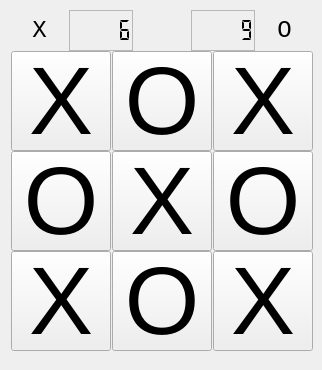
prlnd/tic-tac-toe, file tic-tac-toe/mainwindow.ui: the form before one commit.
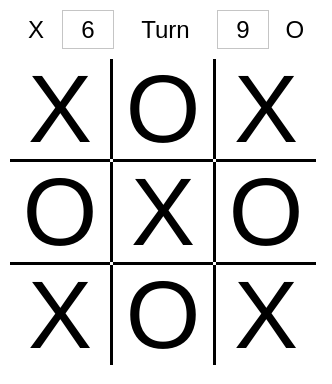
The form after the commit.

Patch:
```diff
--- a/tic-tac-toe/mainwindow.ui
+++ b/tic-tac-toe/mainwindow.ui
@@ -6,8 +6,8 @@
    <rect>
     <x>0</x>
     <y>0</y>
-    <width>322</width>
-    <height>370</height>
+    <width>332</width>
+    <height>384</height>
    </rect>
   </property>
   <property name="minimumSize">
@@ -16,6 +16,448 @@
     <height>0</height>
    </size>
   </property>
+  <property name="palette">
+   <palette>
+    <active>
+     <colorrole role="WindowText">
+      <brush brushstyle="SolidPattern">
+       <color alpha="255">
+        <red>0</red>
+        <green>0</green>
+        <blue>0</blue>
+       </color>
+      </brush>
+     </colorrole>
+     <colorrole role="Button">
+      <brush brushstyle="SolidPattern">
+       <color alpha="255">
+        <red>255</red>
+        <green>255</green>
+        <blue>255</blue>
+       </color>
+      </brush>
+     </colorrole>
+     <colorrole role="Light">
+      <brush brushstyle="SolidPattern">
+       <color alpha="255">
+        <red>255</red>
+        <green>255</green>
+        <blue>255</blue>
+       </color>
+      </brush>
+     </colorrole>
+     <colorrole role="Midlight">
+      <brush brushstyle="SolidPattern">
+       <color alpha="255">
+        <red>255</red>
+        <green>255</green>
+        <blue>255</blue>
+       </color>
+      </brush>
+     </colorrole>
+     <colorrole role="Dark">
+      <brush brushstyle="SolidPattern">
+       <color alpha="255">
+        <red>127</red>
+        <green>127</green>
+        <blue>127</blue>
+       </color>
+      </brush>
+     </colorrole>
+     <colorrole role="Mid">
+      <brush brushstyle="SolidPattern">
+       <color alpha="255">
+        <red>170</red>
+        <green>170</green>
+        <blue>170</blue>
+       </color>
+      </brush>
+     </colorrole>
+     <colorrole role="Text">
+      <brush brushstyle="SolidPattern">
+       <color alpha="255">
+        <red>0</red>
+        <green>0</green>
+        <blue>0</blue>
+       </color>
+      </brush>
+     </colorrole>
+     <colorrole role="BrightText">
+      <brush brushstyle="SolidPattern">
+       <color alpha="255">
+        <red>255</red>
+        <green>255</green>
+        <blue>255</blue>
+       </color>
+      </brush>
+     </colorrole>
+     <colorrole role="ButtonText">
+      <brush brushstyle="SolidPattern">
+       <color alpha="255">
+        <red>0</red>
+        <green>0</green>
+        <blue>0</blue>
+       </color>
+      </brush>
+     </colorrole>
+     <colorrole role="Base">
+      <brush brushstyle="SolidPattern">
+       <color alpha="255">
+        <red>255</red>
+        <green>255</green>
+        <blue>255</blue>
+       </color>
+      </brush>
+     </colorrole>
+     <colorrole role="Window">
+      <brush brushstyle="SolidPattern">
+       <color alpha="255">
+        <red>255</red>
+        <green>255</green>
+        <blue>255</blue>
+       </color>
+      </brush>
+     </colorrole>
+     <colorrole role="Shadow">
+      <brush brushstyle="SolidPattern">
+       <color alpha="255">
+        <red>0</red>
+        <green>0</green>
+        <blue>0</blue>
+       </color>
+      </brush>
+     </colorrole>
+     <colorrole role="AlternateBase">
+      <brush brushstyle="SolidPattern">
+       <color alpha="255">
+        <red>255</red>
+        <green>255</green>
+        <blue>255</blue>
+       </color>
+      </brush>
+     </colorrole>
+     <colorrole role="ToolTipBase">
+      <brush brushstyle="SolidPattern">
+       <color alpha="255">
+        <red>255</red>
+        <green>255</green>
+        <blue>220</blue>
+       </color>
+      </brush>
+     </colorrole>
+     <colorrole role="ToolTipText">
+      <brush brushstyle="SolidPattern">
+       <color alpha="255">
+        <red>0</red>
+        <green>0</green>
+        <blue>0</blue>
+       </color>
+      </brush>
+     </colorrole>
+     <colorrole role="PlaceholderText">
+      <brush brushstyle="SolidPattern">
+       <color alpha="128">
+        <red>0</red>
+        <green>0</green>
+        <blue>0</blue>
+       </color>
+      </brush>
+     </colorrole>
+    </active>
+    <inactive>
+     <colorrole role="WindowText">
+      <brush brushstyle="SolidPattern">
+       <color alpha="255">
+        <red>0</red>
+        <green>0</green>
+        <blue>0</blue>
+       </color>
+      </brush>
+     </colorrole>
+     <colorrole role="Button">
+      <brush brushstyle="SolidPattern">
+       <color alpha="255">
+        <red>255</red>
+        <green>255</green>
+        <blue>255</blue>
+       </color>
+      </brush>
+     </colorrole>
+     <colorrole role="Light">
+      <brush brushstyle="SolidPattern">
+       <color alpha="255">
+        <red>255</red>
+        <green>255</green>
+        <blue>255</blue>
+       </color>
+      </brush>
+     </colorrole>
+     <colorrole role="Midlight">
+      <brush brushstyle="SolidPattern">
+       <color alpha="255">
+        <red>255</red>
+        <green>255</green>
+        <blue>255</blue>
+       </color>
+      </brush>
+     </colorrole>
+     <colorrole role="Dark">
+      <brush brushstyle="SolidPattern">
+       <color alpha="255">
+        <red>127</red>
+        <green>127</green>
+        <blue>127</blue>
+       </color>
+      </brush>
+     </colorrole>
+     <colorrole role="Mid">
+      <brush brushstyle="SolidPattern">
+       <color alpha="255">
+        <red>170</red>
+        <green>170</green>
+        <blue>170</blue>
+       </color>
+      </brush>
+     </colorrole>
+     <colorrole role="Text">
+      <brush brushstyle="SolidPattern">
+       <color alpha="255">
+        <red>0</red>
+        <green>0</green>
+        <blue>0</blue>
+       </color>
+      </brush>
+     </colorrole>
+     <colorrole role="BrightText">
+      <brush brushstyle="SolidPattern">
+       <color alpha="255">
+        <red>255</red>
+        <green>255</green>
+        <blue>255</blue>
+       </color>
+      </brush>
+     </colorrole>
+     <colorrole role="ButtonText">
+      <brush brushstyle="SolidPattern">
+       <color alpha="255">
+        <red>0</red>
+        <green>0</green>
+        <blue>0</blue>
+       </color>
+      </brush>
+     </colorrole>
+     <colorrole role="Base">
+      <brush brushstyle="SolidPattern">
+       <color alpha="255">
+        <red>255</red>
+        <green>255</green>
+        <blue>255</blue>
+       </color>
+      </brush>
+     </colorrole>
+     <colorrole role="Window">
+      <brush brushstyle="SolidPattern">
+       <color alpha="255">
+        <red>255</red>
+        <green>255</green>
+        <blue>255</blue>
+       </color>
+      </brush>
+     </colorrole>
+     <colorrole role="Shadow">
+      <brush brushstyle="SolidPattern">
+       <color alpha="255">
+        <red>0</red>
+        <green>0</green>
+        <blue>0</blue>
+       </color>
+      </brush>
+     </colorrole>
+     <colorrole role="AlternateBase">
+      <brush brushstyle="SolidPattern">
+       <color alpha="255">
+        <red>255</red>
+        <green>255</green>
+        <blue>255</blue>
+       </color>
+      </brush>
+     </colorrole>
+     <colorrole role="ToolTipBase">
+      <brush brushstyle="SolidPattern">
+       <color alpha="255">
+        <red>255</red>
+        <green>255</green>
+        <blue>220</blue>
+       </color>
+      </brush>
+     </colorrole>
+     <colorrole role="ToolTipText">
+      <brush brushstyle="SolidPattern">
+       <color alpha="255">
+        <red>0</red>
+        <green>0</green>
+        <blue>0</blue>
+       </color>
+      </brush>
+     </colorrole>
+     <colorrole role="PlaceholderText">
+      <brush brushstyle="SolidPattern">
+       <color alpha="128">
+        <red>0</red>
+        <green>0</green>
+        <blue>0</blue>
+       </color>
+      </brush>
+     </colorrole>
+    </inactive>
+    <disabled>
+     <colorrole role="WindowText">
+      <brush brushstyle="SolidPattern">
+       <color alpha="255">
+        <red>127</red>
+        <green>127</green>
+        <blue>127</blue>
+       </color>
+      </brush>
+     </colorrole>
+     <colorrole role="Button">
+      <brush brushstyle="SolidPattern">
+       <color alpha="255">
+        <red>255</red>
+        <green>255</green>
+        <blue>255</blue>
+       </color>
+      </brush>
+     </colorrole>
+     <colorrole role="Light">
+      <brush brushstyle="SolidPattern">
+       <color alpha="255">
+        <red>255</red>
+        <green>255</green>
+        <blue>255</blue>
+       </color>
+      </brush>
+     </colorrole>
+     <colorrole role="Midlight">
+      <brush brushstyle="SolidPattern">
+       <color alpha="255">
+        <red>255</red>
+        <green>255</green>
+        <blue>255</blue>
+       </color>
+      </brush>
+     </colorrole>
+     <colorrole role="Dark">
+      <brush brushstyle="SolidPattern">
+       <color alpha="255">
+        <red>127</red>
+        <green>127</green>
+        <blue>127</blue>
+       </color>
+      </brush>
+     </colorrole>
+     <colorrole role="Mid">
+      <brush brushstyle="SolidPattern">
+       <color alpha="255">
+        <red>170</red>
+        <green>170</green>
+        <blue>170</blue>
+       </color>
+      </brush>
+     </colorrole>
+     <colorrole role="Text">
+      <brush brushstyle="SolidPattern">
+       <color alpha="255">
+        <red>127</red>
+        <green>127</green>
+        <blue>127</blue>
+       </color>
+      </brush>
+     </colorrole>
+     <colorrole role="BrightText">
+      <brush brushstyle="SolidPattern">
+       <color alpha="255">
+        <red>255</red>
+        <green>255</green>
+        <blue>255</blue>
+       </color>
+      </brush>
+     </colorrole>
+     <colorrole role="ButtonText">
+      <brush brushstyle="SolidPattern">
+       <color alpha="255">
+        <red>127</red>
+        <green>127</green>
+        <blue>127</blue>
+       </color>
+      </brush>
+     </colorrole>
+     <colorrole role="Base">
+      <brush brushstyle="SolidPattern">
+       <color alpha="255">
+        <red>255</red>
+        <green>255</green>
+        <blue>255</blue>
+       </color>
+      </brush>
+     </colorrole>
+     <colorrole role="Window">
+      <brush brushstyle="SolidPattern">
+       <color alpha="255">
+        <red>255</red>
+        <green>255</green>
+        <blue>255</blue>
+       </color>
+      </brush>
+     </colorrole>
+     <colorrole role="Shadow">
+      <brush brushstyle="SolidPattern">
+       <color alpha="255">
+        <red>0</red>
+        <green>0</green>
+        <blue>0</blue>
+       </color>
+      </brush>
+     </colorrole>
+     <colorrole role="AlternateBase">
+      <brush brushstyle="SolidPattern">
+       <color alpha="255">
+        <red>255</red>
+        <green>255</green>
+        <blue>255</blue>
+       </color>
+      </brush>
+     </colorrole>
+     <colorrole role="ToolTipBase">
+      <brush brushstyle="SolidPattern">
+       <color alpha="255">
+        <red>255</red>
+        <green>255</green>
+        <blue>220</blue>
+       </color>
+      </brush>
+     </colorrole>
+     <colorrole role="ToolTipText">
+      <brush brushstyle="SolidPattern">
+       <color alpha="255">
+        <red>0</red>
+        <green>0</green>
+        <blue>0</blue>
+       </color>
+      </brush>
+     </colorrole>
+     <colorrole role="PlaceholderText">
+      <brush brushstyle="SolidPattern">
+       <color alpha="128">
+        <red>0</red>
+        <green>0</green>
+        <blue>0</blue>
+       </color>
+      </brush>
+     </colorrole>
+    </disabled>
+   </palette>
+  </property>
   <property name="windowTitle">
    <string>MainWindow</string>
   </property>
@@ -28,88 +470,133 @@
      <rect>
       <x>10</x>
       <y>10</y>
-      <width>304</width>
-      <height>341</height>
+      <width>311</width>
+      <height>355</height>
      </rect>
     </property>
     <layout class="QVBoxLayout" name="verticalLayout">
      <property name="spacing">
-      <number>0</number>
+      <number>10</number>
      </property>
      <item>
       <layout class="QHBoxLayout" name="horizontalLayout_3">
+       <property name="spacing">
+        <number>0</number>
+       </property>
+       <property name="sizeConstraint">
+        <enum>QLayout::SetDefaultConstraint</enum>
+       </property>
        <item>
-        <widget class="QLabel" name="labelX">
-         <property name="font">
-          <font>
-           <family>Courier New</family>
-           <pointsize>18</pointsize>
-           <weight>50</weight>
-           <bold>false</bold>
-           <kerning>true</kerning>
-          </font>
-         </property>
-         <property name="text">
-          <string>X</string>
-         </property>
-         <property name="alignment">
-          <set>Qt::AlignCenter</set>
-         </property>
-        </widget>
+        <layout class="QHBoxLayout" name="horizontalLayout_2">
+         <item>
+          <widget class="QLabel" name="labelX">
+           <property name="font">
+            <font>
+             <family>MS Shell Dlg 2</family>
+             <pointsize>18</pointsize>
+             <weight>50</weight>
+             <bold>false</bold>
+             <kerning>true</kerning>
+            </font>
+           </property>
+           <property name="frameShape">
+            <enum>QFrame::NoFrame</enum>
+           </property>
+           <property name="text">
+            <string>X</string>
+           </property>
+           <property name="alignment">
+            <set>Qt::AlignCenter</set>
+           </property>
+          </widget>
+         </item>
+         <item>
+          <widget class="QLabel" name="labelScoreX">
+           <property name="font">
+            <font>
+             <family>MS Shell Dlg 2</family>
+             <pointsize>18</pointsize>
+             <weight>50</weight>
+             <bold>false</bold>
+             <kerning>true</kerning>
+            </font>
+           </property>
+           <property name="frameShape">
+            <enum>QFrame::StyledPanel</enum>
+           </property>
+           <property name="text">
+            <string>6</string>
+           </property>
+           <property name="alignment">
+            <set>Qt::AlignCenter</set>
+           </property>
+          </widget>
+         </item>
+        </layout>
        </item>
        <item>
-        <widget class="QLCDNumber" name="lcdScoreX">
-         <property name="frameShape">
-          <enum>QFrame::StyledPanel</enum>
-         </property>
-         <property name="frameShadow">
-          <enum>QFrame::Plain</enum>
-         </property>
-         <property name="segmentStyle">
-          <enum>QLCDNumber::Flat</enum>
-         </property>
-         <property name="intValue" stdset="0">
-          <number>6</number>
-         </property>
-        </widget>
+        <layout class="QHBoxLayout" name="horizontalLayout">
+         <item>
+          <widget class="QLabel" name="labelTurn">
+           <property name="font">
+            <font>
+             <pointsize>18</pointsize>
+            </font>
+           </property>
+           <property name="text">
+            <string>Turn</string>
+           </property>
+           <property name="alignment">
+            <set>Qt::AlignCenter</set>
+           </property>
+          </widget>
+         </item>
+        </layout>
        </item>
        <item>
-        <widget class="QWidget" name="widget" native="true"/>
-       </item>
-       <item>
-        <widget class="QLCDNumber" name="lcdScoreO">
-         <property name="frameShape">
-          <enum>QFrame::StyledPanel</enum>
-         </property>
-         <property name="frameShadow">
-          <enum>QFrame::Plain</enum>
-         </property>
-         <property name="segmentStyle">
-          <enum>QLCDNumber::Flat</enum>
-         </property>
-         <property name="intValue" stdset="0">
-          <number>9</number>
-         </property>
-        </widget>
-       </item>
-       <item>
-        <widget class="QLabel" name="labelO">
-         <property name="font">
-          <font>
-           <family>Courier New</family>
-           <pointsize>18</pointsize>
-           <weight>50</weight>
-           <bold>false</bold>
-           <kerning>true</kerning>
-          </font>
-         </property>
-         <property name="text">
-          <string>O</string>
-         </property>
-         <property name="alignment">
-          <set>Qt::AlignCenter</set>
-         </property>
-        </widget>
+        <layout class="QHBoxLayout" name="horizontalLayout_4">
+         <item>
+          <widget class="QLabel" name="labelScoreO">
+           <property name="font">
+            <font>
+             <family>MS Shell Dlg 2</family>
+             <pointsize>18</pointsize>
+             <weight>50</weight>
+             <bold>false</bold>
+             <kerning>true</kerning>
+            </font>
+           </property>
+           <property name="frameShape">
+            <enum>QFrame::StyledPanel</enum>
+           </property>
+           <property name="text">
+            <string>9</string>
+           </property>
+           <property name="alignment">
+            <set>Qt::AlignCenter</set>
+           </property>
+          </widget>
+         </item>
+         <item>
+          <widget class="QLabel" name="labelO">
+           <property name="font">
+            <font>
+             <family>MS Shell Dlg 2</family>
+             <pointsize>18</pointsize>
+             <weight>50</weight>
+             <bold>false</bold>
+             <kerning>true</kerning>
+            </font>
+           </property>
+           <property name="text">
+            <string>O</string>
+           </property>
+           <property name="alignment">
+            <set>Qt::AlignCenter</set>
+           </property>
+          </widget>
+         </item>
+        </layout>
        </item>
       </layout>
      </item>
@@ -121,37 +608,46 @@
        <property name="spacing">
         <number>0</number>
        </property>
-       <item row="3" column="0">
-        <widget class="QPushButton" name="pushButton_1_0">
-         <property name="sizePolicy">
-          <sizepolicy hsizetype="Fixed" vsizetype="Fixed">
-           <horstretch>0</horstretch>
-           <verstretch>0</verstretch>
-          </sizepolicy>
+       <item row="6" column="3">
+        <widget class="Line" name="line_4">
+         <property name="frameShadow">
+          <enum>QFrame::Plain</enum>
          </property>
-         <property name="minimumSize">
-          <size>
-           <width>100</width>
-           <height>100</height>
-          </size>
+         <property name="lineWidth">
+          <number>3</number>
          </property>
-         <property name="maximumSize">
-          <size>
-           <width>100</width>
-           <height>100</height>
-          </size>
+         <property name="orientation">
+          <enum>Qt::Vertical</enum>
          </property>
-         <property name="font">
-          <font>
-           <pointsize>72</pointsize>
-          </font>
+        </widget>
+       </item>
+       <item row="4" column="3">
+        <widget class="Line" name="line_5">
+         <property name="frameShadow">
+          <enum>QFrame::Plain</enum>
          </property>
-         <property name="text">
-          <string>O</string>
+         <property name="lineWidth">
+          <number>3</number>
+         </property>
+         <property name="orientation">
+          <enum>Qt::Vertical</enum>
          </property>
         </widget>
        </item>
        <item row="3" column="2">
+        <widget class="Line" name="line_8">
+         <property name="frameShadow">
+          <enum>QFrame::Plain</enum>
+         </property>
+         <property name="lineWidth">
+          <number>3</number>
+         </property>
+         <property name="orientation">
+          <enum>Qt::Horizontal</enum>
+         </property>
+        </widget>
+       </item>
+       <item row="4" column="6">
         <widget class="QPushButton" name="pushButton_1_2">
          <property name="sizePolicy">
           <sizepolicy hsizetype="Fixed" vsizetype="Fixed">
@@ -179,10 +675,98 @@
          <property name="text">
           <string>O</string>
          </property>
+         <property name="flat">
+          <bool>true</bool>
+         </property>
         </widget>
        </item>
        <item row="2" column="2">
-        <widget class="QPushButton" name="pushButton_0_2">
+        <widget class="QPushButton" name="pushButton_0_1">
+         <property name="sizePolicy">
+          <sizepolicy hsizetype="Fixed" vsizetype="Fixed">
+           <horstretch>0</horstretch>
+           <verstretch>0</verstretch>
+          </sizepolicy>
+         </property>
+         <property name="minimumSize">
+          <size>
+           <width>100</width>
+           <height>100</height>
+          </size>
+         </property>
+         <property name="maximumSize">
+          <size>
+           <width>100</width>
+           <height>100</height>
+          </size>
+         </property>
+         <property name="font">
+          <font>
+           <pointsize>72</pointsize>
+          </font>
+         </property>
+         <property name="text">
+          <string>O</string>
+         </property>
+         <property name="flat">
+          <bool>true</bool>
+         </property>
+        </widget>
+       </item>
+       <item row="4" column="0">
+        <widget class="QPushButton" name="pushButton_1_0">
+         <property name="sizePolicy">
+          <sizepolicy hsizetype="Fixed" vsizetype="Fixed">
+           <horstretch>0</horstretch>
+           <verstretch>0</verstretch>
+          </sizepolicy>
+         </property>
+         <property name="minimumSize">
+          <size>
+           <width>100</width>
+           <height>100</height>
+          </size>
+         </property>
+         <property name="maximumSize">
+          <size>
+           <width>100</width>
+           <height>100</height>
+          </size>
+         </property>
+         <property name="font">
+          <font>
+           <pointsize>72</pointsize>
+          </font>
+         </property>
+         <property name="layoutDirection">
+          <enum>Qt::LeftToRight</enum>
+         </property>
+         <property name="autoFillBackground">
+          <bool>false</bool>
+         </property>
+         <property name="text">
+          <string>O</string>
+         </property>
+         <property name="flat">
+          <bool>true</bool>
+         </property>
+        </widget>
+       </item>
+       <item row="6" column="1">
+        <widget class="Line" name="line_3">
+         <property name="frameShadow">
+          <enum>QFrame::Plain</enum>
+         </property>
+         <property name="lineWidth">
+          <number>3</number>
+         </property>
+         <property name="orientation">
+          <enum>Qt::Vertical</enum>
+         </property>
+        </widget>
+       </item>
+       <item row="6" column="6">
+        <widget class="QPushButton" name="pushButton_2_2">
          <property name="sizePolicy">
           <sizepolicy hsizetype="Fixed" vsizetype="Fixed">
            <horstretch>0</horstretch>
@@ -208,6 +792,74 @@
          </property>
          <property name="text">
           <string>X</string>
+         </property>
+         <property name="flat">
+          <bool>true</bool>
+         </property>
+        </widget>
+       </item>
+       <item row="2" column="3">
+        <widget class="Line" name="line_6">
+         <property name="frameShadow">
+          <enum>QFrame::Plain</enum>
+         </property>
+         <property name="lineWidth">
+          <number>3</number>
+         </property>
+         <property name="orientation">
+          <enum>Qt::Vertical</enum>
+         </property>
+        </widget>
+       </item>
+       <item row="5" column="0">
+        <widget class="Line" name="line_10">
+         <property name="frameShadow">
+          <enum>QFrame::Plain</enum>
+         </property>
+         <property name="lineWidth">
+          <number>3</number>
+         </property>
+         <property name="orientation">
+          <enum>Qt::Horizontal</enum>
+         </property>
+        </widget>
+       </item>
+       <item row="2" column="1">
+        <widget class="Line" name="line">
+         <property name="frameShadow">
+          <enum>QFrame::Plain</enum>
+         </property>
+         <property name="lineWidth">
+          <number>3</number>
+         </property>
+         <property name="orientation">
+          <enum>Qt::Vertical</enum>
+         </property>
+        </widget>
+       </item>
+       <item row="5" column="6">
+        <widget class="Line" name="line_12">
+         <property name="frameShadow">
+          <enum>QFrame::Plain</enum>
+         </property>
+         <property name="lineWidth">
+          <number>3</number>
+         </property>
+         <property name="orientation">
+          <enum>Qt::Horizontal</enum>
+         </property>
+        </widget>
+       </item>
+       <item row="3" column="6">
+        <widget class="Line" name="line_9">
+         <property name="frameShadow">
+          <enum>QFrame::Plain</enum>
+         </property>
+         <property name="lineWidth">
+          <number>4</number>
+         </property>
+         <property name="orientation">
+          <enum>Qt::Horizontal</enum>
          </property>
         </widget>
        </item>
@@ -239,69 +891,15 @@
          <property name="text">
           <string>X</string>
          </property>
-        </widget>
-       </item>
-       <item row="3" column="1">
-        <widget class="QPushButton" name="pushButton_1_1">
-         <property name="sizePolicy">
-          <sizepolicy hsizetype="Fixed" vsizetype="Fixed">
-           <horstretch>0</horstretch>
-           <verstretch>0</verstretch>
-          </sizepolicy>
+         <property name="checkable">
+          <bool>false</bool>
          </property>
-         <property name="minimumSize">
-          <size>
-           <width>100</width>
-           <height>100</height>
-          </size>
+         <property name="flat">
+          <bool>true</bool>
          </property>
-         <property name="maximumSize">
-          <size>
-           <width>100</width>
-           <height>100</height>
-          </size>
-         </property>
-         <property name="font">
-          <font>
-           <pointsize>72</pointsize>
-          </font>
-         </property>
-         <property name="text">
-          <string>X</string>
-         </property>
         </widget>
        </item>
-       <item row="2" column="1">
-        <widget class="QPushButton" name="pushButton_0_1">
-         <property name="sizePolicy">
-          <sizepolicy hsizetype="Fixed" vsizetype="Fixed">
-           <horstretch>0</horstretch>
-           <verstretch>0</verstretch>
-          </sizepolicy>
-         </property>
-         <property name="minimumSize">
-          <size>
-           <width>100</width>
-           <height>100</height>
-          </size>
-         </property>
-         <property name="maximumSize">
-          <size>
-           <width>100</width>
-           <height>100</height>
-          </size>
-         </property>
-         <property name="font">
-          <font>
-           <pointsize>72</pointsize>
-          </font>
-         </property>
-         <property name="text">
-          <string>O</string>
-         </property>
-        </widget>
-       </item>
-       <item row="4" column="1">
+       <item row="6" column="2">
         <widget class="QPushButton" name="pushButton_2_1">
          <property name="sizePolicy">
           <sizepolicy hsizetype="Fixed" vsizetype="Fixed">
@@ -329,9 +927,12 @@
          <property name="text">
           <string>O</string>
          </property>
+         <property name="flat">
+          <bool>true</bool>
+         </property>
         </widget>
        </item>
-       <item row="4" column="0">
+       <item row="6" column="0">
         <widget class="QPushButton" name="pushButton_2_0">
          <property name="sizePolicy">
           <sizepolicy hsizetype="Fixed" vsizetype="Fixed">
@@ -359,10 +960,75 @@
          <property name="text">
           <string>X</string>
          </property>
+         <property name="flat">
+          <bool>true</bool>
+         </property>
+        </widget>
+       </item>
+       <item row="5" column="2">
+        <widget class="Line" name="line_11">
+         <property name="frameShadow">
+          <enum>QFrame::Plain</enum>
+         </property>
+         <property name="lineWidth">
+          <number>3</number>
+         </property>
+         <property name="orientation">
+          <enum>Qt::Horizontal</enum>
+         </property>
+        </widget>
+       </item>
+       <item row="4" column="1">
+        <widget class="Line" name="line_2">
+         <property name="frameShadow">
+          <enum>QFrame::Plain</enum>
+         </property>
+         <property name="lineWidth">
+          <number>3</number>
+         </property>
+         <property name="midLineWidth">
+          <number>10</number>
+         </property>
+         <property name="orientation">
+          <enum>Qt::Vertical</enum>
+         </property>
+        </widget>
+       </item>
+       <item row="2" column="6">
+        <widget class="QPushButton" name="pushButton_0_2">
+         <property name="sizePolicy">
+          <sizepolicy hsizetype="Fixed" vsizetype="Fixed">
+           <horstretch>0</horstretch>
+           <verstretch>0</verstretch>
+          </sizepolicy>
+         </property>
+         <property name="minimumSize">
+          <size>
+           <width>100</width>
+           <height>100</height>
+          </size>
+         </property>
+         <property name="maximumSize">
+          <size>
+           <width>100</width>
+           <height>100</height>
+          </size>
+         </property>
+         <property name="font">
+          <font>
+           <pointsize>72</pointsize>
+          </font>
+         </property>
+         <property name="text">
+          <string>X</string>
+         </property>
+         <property name="flat">
+          <bool>true</bool>
+         </property>
         </widget>
        </item>
        <item row="4" column="2">
-        <widget class="QPushButton" name="pushButton_2_2">
+        <widget class="QPushButton" name="pushButton_1_1">
          <property name="sizePolicy">
           <sizepolicy hsizetype="Fixed" vsizetype="Fixed">
            <horstretch>0</horstretch>
@@ -388,6 +1054,22 @@
          </property>
          <property name="text">
           <string>X</string>
+         </property>
+         <property name="flat">
+          <bool>true</bool>
+         </property>
+        </widget>
+       </item>
+       <item row="3" column="0">
+        <widget class="Line" name="line_7">
+         <property name="frameShadow">
+          <enum>QFrame::Plain</enum>
+         </property>
+         <property name="lineWidth">
+          <number>3</number>
+         </property>
+         <property name="orientation">
+          <enum>Qt::Horizontal</enum>
          </property>
         </widget>
        </item>
```
Left out of the diff: 2 changed lines with no effect on the pictures.
